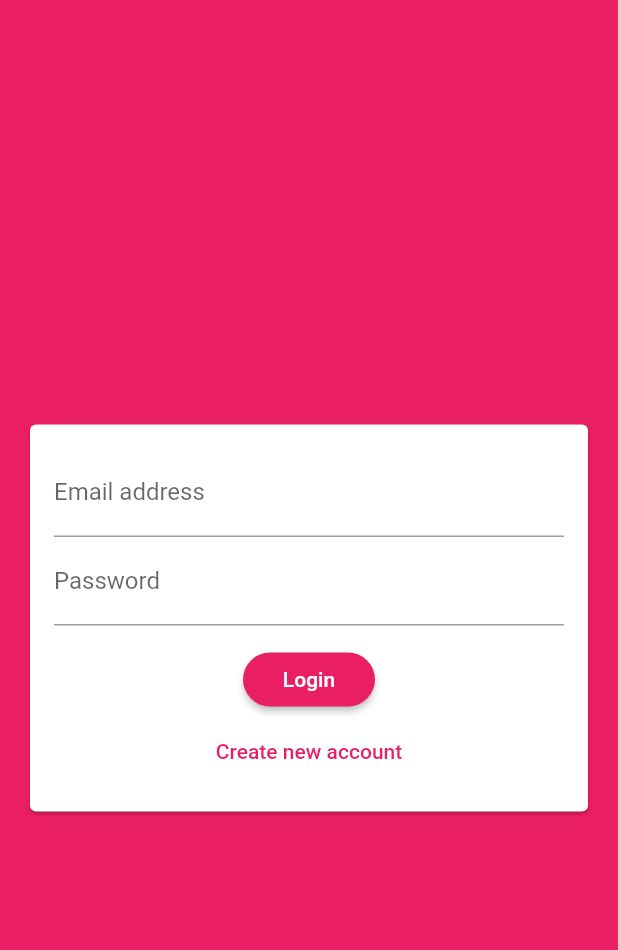
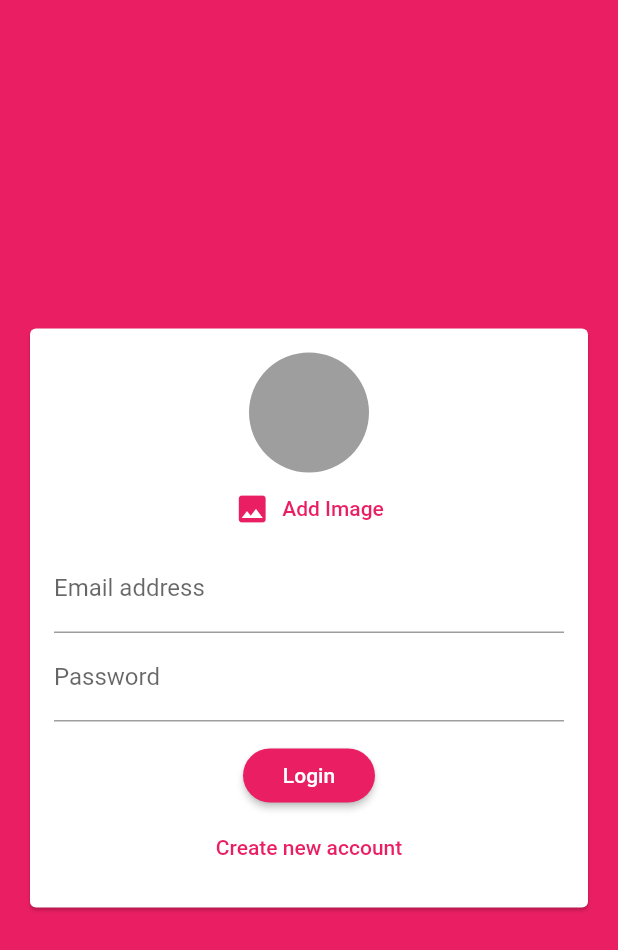
Before and after one commit to daopmdean/the-chat, a Flutter app: the screen it shows after launch, on a phone screen of 412 x 824 dp. Shown: the top 950 px of the screen. Run offline on Flutter 3.47's test engine with Material 2 defaults, Android fonts, the phone set to English and light mode, and no system bars; our stand-ins replace cloud_firestore, firebase_auth, firebase_core, image_picker; accounts and stored records are empty.

Commit message:
image picker

```diff
--- a/lib/widget/auth_form.dart
+++ b/lib/widget/auth_form.dart
@@ -1,4 +1,5 @@
 import 'package:flutter/material.dart';
+import 'package:the_chat/widget/user_image_picker.dart';
 
 const invalidEmailAddress = 'Please enter a valid email address.';
 const invalidUsername = 'Please enter at least 4 characters';
@@ -52,6 +53,7 @@ class _AuthFormState extends State<AuthForm> {
               child: Column(
                 mainAxisSize: MainAxisSize.min,
                 children: <Widget>[
+                  UserImagePicker(),
                   TextFormField(
                     key: const ValueKey('email'),
                     validator: (value) {
--- /dev/null
+++ b/lib/widget/user_image_picker.dart
@@ -0,0 +1,49 @@
+import 'dart:io';
+
+import 'package:flutter/material.dart';
+import 'package:image_picker/image_picker.dart';
+
+class UserImagePicker extends StatefulWidget {
+  @override
+  _UserImagePickerState createState() => _UserImagePickerState();
+}
+
+class _UserImagePickerState extends State<UserImagePicker> {
+  File? _pickedImage;
+
+  void _pickImage() async {
+    final pickedImageFile = await ImagePicker().pickImage(
+      source: ImageSource.camera,
+    );
+    if (pickedImageFile == null) {
+      return;
+    }
+    setState(() {
+      _pickedImage = File(pickedImageFile!.path);
+    });
+  }
+
+  @override
+  Widget build(BuildContext context) {
+    return Column(
+      children: <Widget>[
+        CircleAvatar(
+          radius: 40,
+          backgroundColor: Colors.grey,
+          backgroundImage:
+              _pickedImage != null ? FileImage(_pickedImage!) : null,
+        ),
+        TextButton.icon(
+          onPressed: _pickImage,
+          icon: const Icon(Icons.image),
+          label: Text(
+            'Add Image',
+            style: TextStyle(
+              color: Theme.of(context).primaryColor,
+            ),
+          ),
+        ),
+      ],
+    );
+  }
+}
--- a/pubspec.yaml
+++ b/pubspec.yaml
@@ -39,6 +39,7 @@ dependencies:
   firebase_auth: ^3.3.17
   cloud_firestore: ^3.1.14
 
+  image_picker: ^0.8.5
 
 dev_dependencies:
   flutter_test:
```
Also changed, not shown: pubspec.lock, 1 other file.
